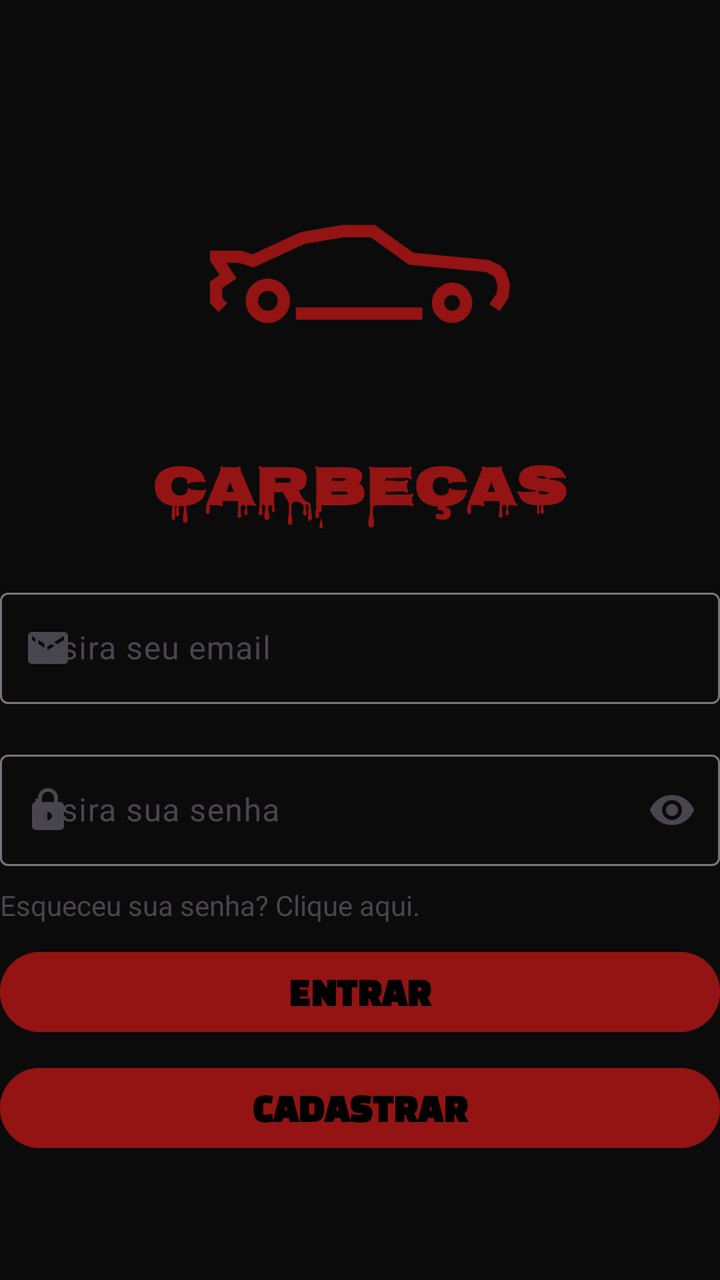
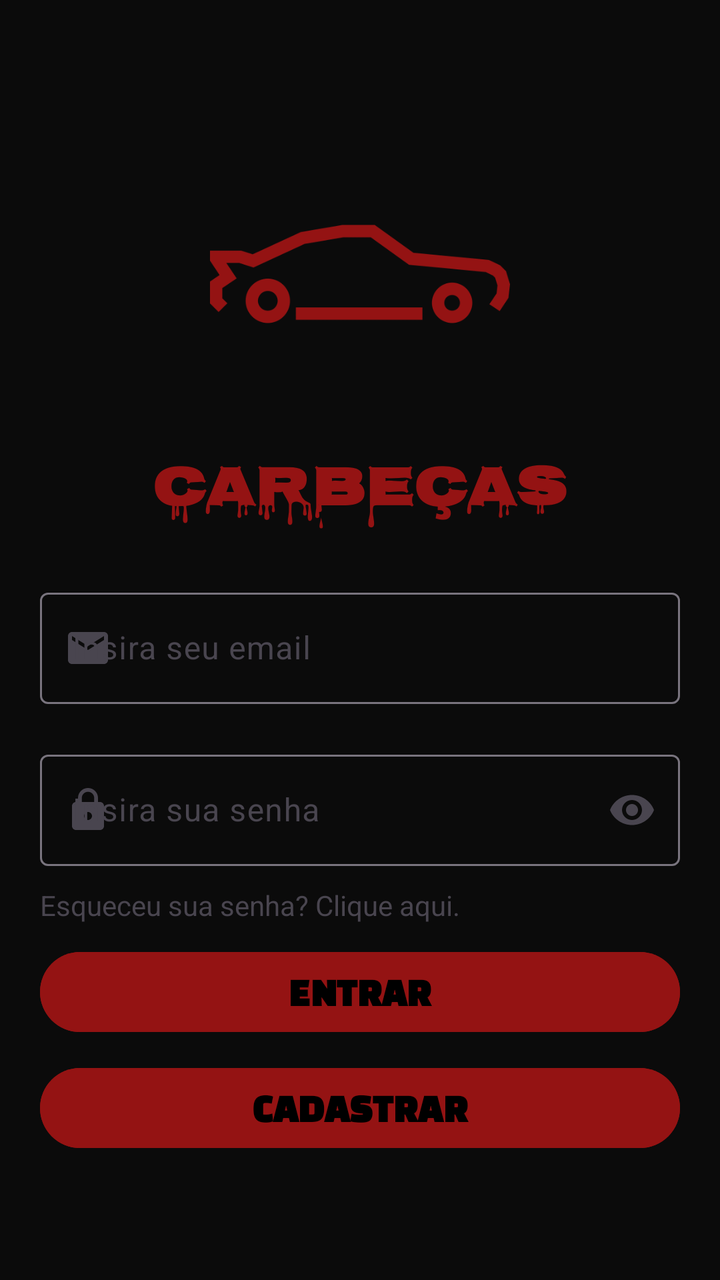

The first picture is an Android layout as it rendered before a commit; the second is the same layout after the commit. The layout source and the unified diff follow.
<!-- AndroidManifest.xml: application theme Theme.MyApp -->
<!-- res/layout/login_layout.xml -->
<?xml version="1.0" encoding="utf-8"?>
<LinearLayout android:orientation="vertical" xmlns:android="http://schemas.android.com/apk/res/android"
    xmlns:app="http://schemas.android.com/apk/res-auto"
    xmlns:tools="http://schemas.android.com/tools"
    android:id="@+id/main"
    android:layout_width="match_parent"
    android:layout_height="match_parent"
    tools:context=".LoginActivity"
    android:gravity="center_vertical"
    android:background="#0B0B0B">


    <ImageView
        android:layout_gravity="center_horizontal"
        android:layout_width="150dp"
        android:layout_height="150dp"
        android:tint="#941313"
        android:src="@drawable/carro"
        android:scaleType="centerCrop"
        />

    <TextView
        android:layout_width="wrap_content"
        android:layout_height="wrap_content"
        android:layout_gravity="center_horizontal"
        android:layout_margin="10sp"
        android:text="CARbeças"
        android:textColor="#941313"
        android:textSize="28sp"
        android:fontFamily="@font/font"
        android:textStyle="bold"
        />

    <com.google.android.material.textfield.TextInputLayout
        android:layout_width="match_parent"
        app:startIconDrawable="@drawable/email"
        android:layout_marginTop="10sp"
        android:layout_marginBottom="10sp"
        android:hint="Insira seu email"
        app:endIconMode="clear_text"
        android:layout_height="wrap_content">

        <com.google.android.material.textfield.TextInputEditText
            android:id="@+id/txtEmail"
            android:layout_width="match_parent"
            android:inputType="textEmailAddress"
            android:textColor="@color/white"
            android:layout_height="wrap_content" />
    </com.google.android.material.textfield.TextInputLayout>

    <com.google.android.material.textfield.TextInputLayout
        android:layout_width="match_parent"
        app:startIconDrawable="@drawable/senha"
        android:layout_marginTop="10sp"
        android:layout_marginBottom="10sp"
        android:hint="Insira sua senha"
        app:endIconMode="password_toggle"
        android:layout_height="wrap_content">

        <com.google.android.material.textfield.TextInputEditText
            android:id="@+id/txtSenha"
            android:layout_width="match_parent"
            android:inputType="textPassword"
            android:textColor="@color/white"
            android:layout_height="wrap_content"/>
    </com.google.android.material.textfield.TextInputLayout>

    <TextView
        android:layout_width="wrap_content"
        android:layout_height="wrap_content"
        android:text="Esqueceu sua senha? Clique aqui."/>

    <com.google.android.material.button.MaterialButton
        android:id="@+id/btnEntrar"
        android:layout_width="match_parent"
        android:layout_height="wrap_content"
        android:layout_marginBottom="10sp"
        android:text="Entrar"
        android:fontFamily="@font/fonte3"
        android:backgroundTint="#941313"
        android:layout_marginTop="10sp"
        android:textSize="20dp"
        android:textStyle="bold"
        android:textAllCaps="true"
        android:textColor="#000000" />

    <com.google.android.material.button.MaterialButton
        android:id="@+id/btnCadastrar"
        android:layout_width="match_parent"
        android:layout_height="wrap_content"
        android:text="Cadastrar"
        android:fontFamily="@font/fonte3"
        android:textSize="20dp"
        android:textAllCaps="true"
        android:textStyle="bold"
        android:textColor="#000000"
        android:backgroundTint="#941313"/>

</LinearLayout>
<!-- resources referenced by this layout -->
<resources>
  <color name="white">#FFFFFFFF</color>
  <!-- drawable carro: png bitmap (drawable, 5228 bytes) -->
  <!-- drawable email (drawable) -->
  <vector xmlns:android="http://schemas.android.com/apk/res/android" android:height="24dp" android:tint="#000000" android:viewportHeight="24" android:viewportWidth="24" android:width="24dp">
        
      <path android:fillColor="@android:color/white" android:pathData="M20,4L4,4c-1.1,0 -1.99,0.9 -1.99,2L2,18c0,1.1 0.9,2 2,2h16c1.1,0 2,-0.9 2,-2L22,6c0,-1.1 -0.9,-2 -2,-2zM20,8l-8,5 -8,-5L4,6l8,5 8,-5v2z"/>
      
  </vector>
  <!-- drawable senha (drawable) -->
  <vector xmlns:android="http://schemas.android.com/apk/res/android" android:height="24dp" android:tint="#000000" android:viewportHeight="24" android:viewportWidth="24" android:width="24dp">
        
      <path android:fillColor="@android:color/white" android:pathData="M18,8h-1L17,6c0,-2.76 -2.24,-5 -5,-5S7,3.24 7,6v2L6,8c-1.1,0 -2,0.9 -2,2v10c0,1.1 0.9,2 2,2h12c1.1,0 2,-0.9 2,-2L20,10c0,-1.1 -0.9,-2 -2,-2zM12,17c-1.1,0 -2,-0.9 -2,-2s0.9,-2 2,-2 2,0.9 2,2 -0.9,2 -2,2zM15.1,8L8.9,8L8.9,6c0,-1.71 1.39,-3.1 3.1,-3.1 1.71,0 3.1,1.39 3.1,3.1v2z"/>
      
  </vector>
  <style name="Theme.MyApp" parent="Base.Theme.MyApp" />
  <style name="Base.Theme.MyApp" parent="Theme.Material3.DayNight.NoActionBar">
          
          
      </style>
</resources>

<!-- the commit's change to res/layout/login_layout.xml (unified diff, before → after) -->
@@ -34,6 +34,8 @@
     <com.google.android.material.textfield.TextInputLayout
         android:layout_width="match_parent"
         app:startIconDrawable="@drawable/email"
+        android:layout_marginLeft="20dp"
+        android:layout_marginRight="20dp"
         android:layout_marginTop="10sp"
         android:layout_marginBottom="10sp"
         android:hint="Insira seu email"
@@ -51,6 +53,8 @@
     <com.google.android.material.textfield.TextInputLayout
         android:layout_width="match_parent"
         app:startIconDrawable="@drawable/senha"
+        android:layout_marginLeft="20dp"
+        android:layout_marginRight="20dp"
         android:layout_marginTop="10sp"
         android:layout_marginBottom="10sp"
         android:hint="Insira sua senha"
@@ -68,10 +72,13 @@
     <TextView
         android:layout_width="wrap_content"
         android:layout_height="wrap_content"
+        android:layout_marginLeft="20sp"
         android:text="Esqueceu sua senha? Clique aqui."/>
 
     <com.google.android.material.button.MaterialButton
         android:id="@+id/btnEntrar"
+        android:layout_marginLeft="20dp"
+        android:layout_marginRight="20dp"
         android:layout_width="match_parent"
         android:layout_height="wrap_content"
         android:layout_marginBottom="10sp"
@@ -86,6 +93,8 @@
 
     <com.google.android.material.button.MaterialButton
         android:id="@+id/btnCadastrar"
+        android:layout_marginLeft="20dp"
+        android:layout_marginRight="20dp"
         android:layout_width="match_parent"
         android:layout_height="wrap_content"
         android:text="Cadastrar"
